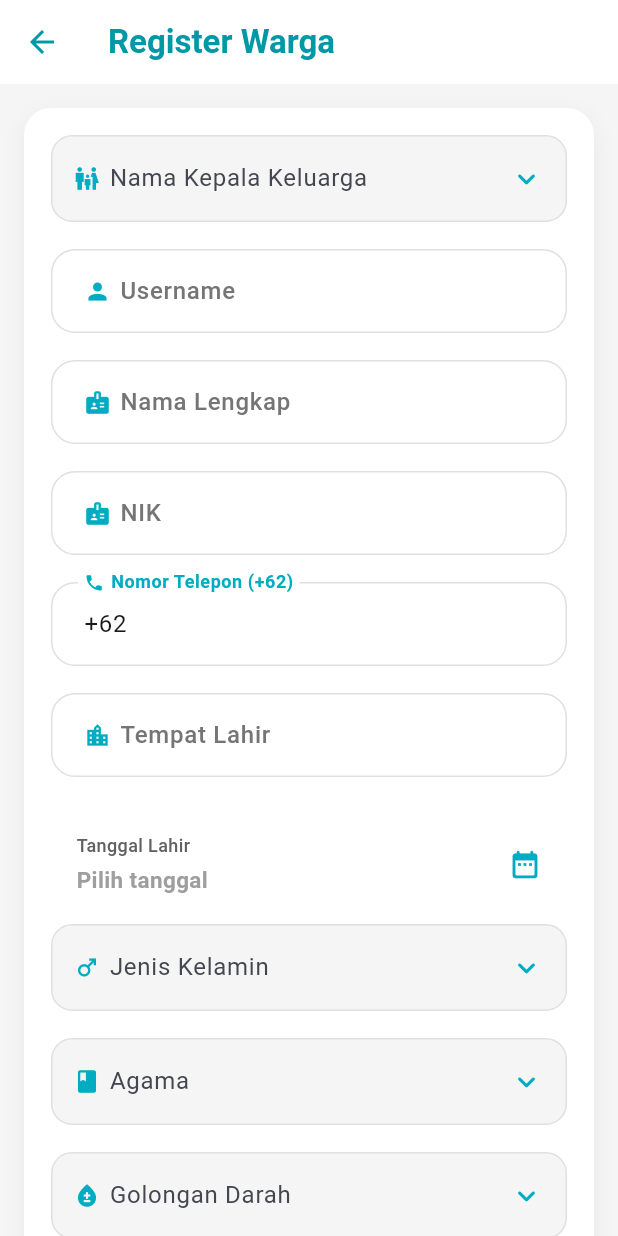
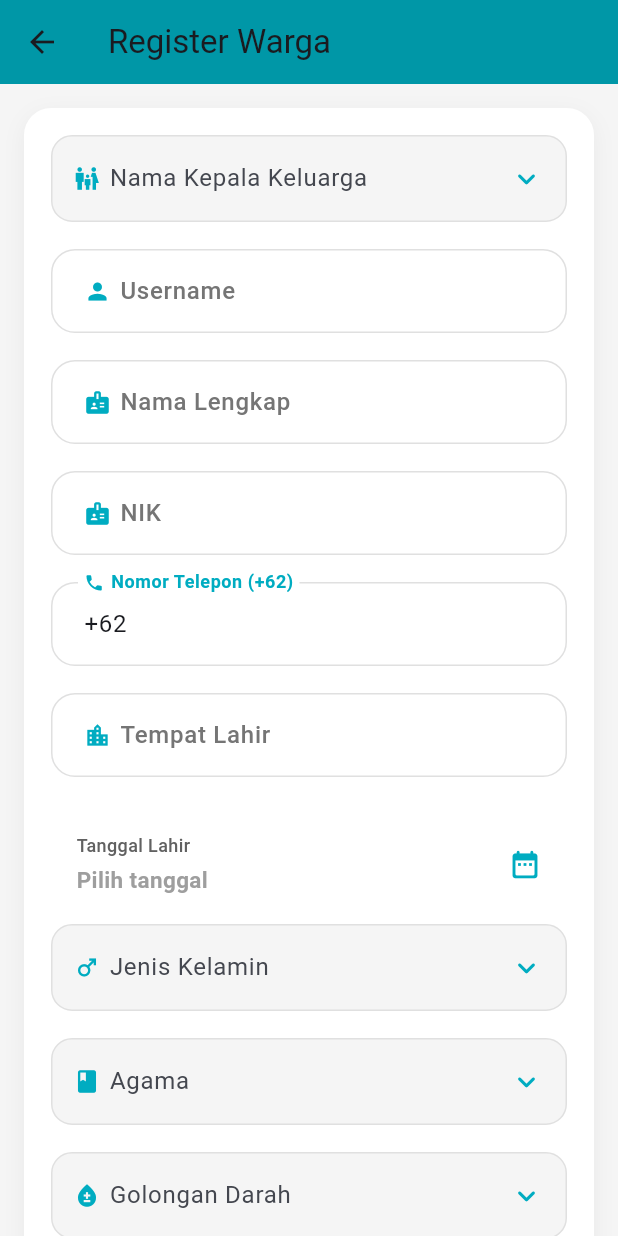
Before and after one commit to KevinASaputra/apps_jawa, a Flutter app: the RegisterWargaPage screen opened by its route, on a phone screen of 412 x 824 dp. Run offline on Flutter 3.47's test engine with Material 3 defaults, Android fonts, the light colour scheme and no system bars; our stand-ins replace image_picker.

Commit message:
fix: struktur folder

```diff
--- a/apps/mobile/lib/pages/controllers/controller_keluarga.dart
+++ b/apps/mobile/lib/features/register/controller/controller_keluarga.dart
@@ -1,5 +1,7 @@
 import 'dart:io';
 import 'package:flutter/material.dart';
+
+
 
 class KeluargaController extends ChangeNotifier {
   // Data kepala keluarga
--- a/apps/mobile/lib/pages/features/register/register_warga.dart
+++ b/apps/mobile/lib/features/register/pages/warga/register_warga.dart
@@ -1,10 +1,10 @@
 import 'dart:io';
 import 'package:flutter/material.dart';
 import 'package:image_picker/image_picker.dart' as img;
-import '../../../models/text_field.dart';
-import '../../../models/dropdown_field.dart';
-import '../../../models/date_picker_field.dart';
-import '../../controllers/controller_warga.dart';
+import '../../../../models/text_field.dart';
+import '../../../../models/dropdown_field.dart';
+import '../../../../models/date_picker_field.dart';
+import '../../controller/controller_warga.dart';
 
 class RegisterWargaPage extends StatefulWidget {
   const RegisterWargaPage({super.key});
@@ -72,11 +72,9 @@ class _RegisterWargaPageState extends State<RegisterWargaPage> {
 
       appBar: AppBar(
         elevation: 0,
-        backgroundColor: Colors.white,
-        foregroundColor: Colors.cyan[700],
+        backgroundColor: Colors.cyan[700],
         title: const Text(
           "Register Warga",
-          style: TextStyle(fontWeight: FontWeight.w600),
         ),
       ),
 
```
Also changed, not shown: apps/mobile/lib/features/register/pages/warga/register_keluarga.dart (renamed from apps/mobile/lib/pages/features/register/register_keluarga.dart, +5 -5 lines), apps/mobile/lib/routes/app_pages.dart (+4 -4 lines), apps/mobile/lib/features/login.dart (renamed from apps/mobile/lib/pages/login.dart), apps/mobile/lib/features/register/controller/controller_warga.dart (renamed from apps/mobile/lib/pages/controllers/controller_warga.dart), apps/mobile/lib/features/register/pages/warga/register.dart (added), apps/mobile/lib/features/register/pages/warga/register_choice_page.dart (renamed from apps/mobile/lib/pages/features/register/register_choice_page.dart), apps/mobile/pubspec.lock.
